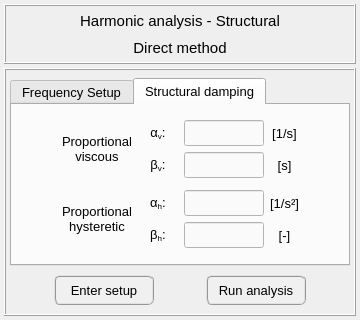
Qt form pulse/interface/data/ui_files/analysis/structural/harmonic_analysis_direct_method.ui (open-pulse/OpenPulse) before a commit.
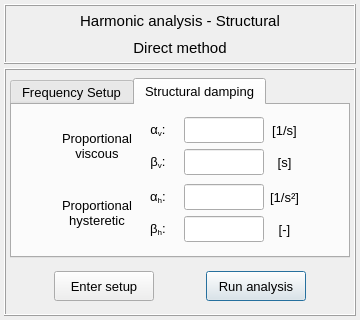
The same form after that commit. The open tabs and pages were chosen to show the change. Icons and pictures are not drawn.

Commit message: Structural link inputs class refactoring - WIP

What changed in the file:
```diff
--- a/pulse/interface/data/ui_files/analysis/structural/harmonic_analysis_direct_method.ui
+++ b/pulse/interface/data/ui_files/analysis/structural/harmonic_analysis_direct_method.ui
@@ -694,8 +694,7 @@
                </font>
               </property>
               <property name="styleSheet">
-               <string notr="true">QLineEdit{color: rgb(0, 0, 0); background-color: rgb(250, 250, 250)}
-QLineEdit:disabled{color: rgb(100, 100, 100); background-color: rgb(240, 240, 240)}</string>
+               <string notr="true"/>
               </property>
               <property name="alignment">
                <set>Qt::AlignCenter</set>
@@ -725,8 +724,7 @@
                </font>
               </property>
               <property name="styleSheet">
-               <string notr="true">QLineEdit{color: rgb(0, 0, 0); background-color: rgb(250, 250, 250)}
-QLineEdit:disabled{color: rgb(100, 100, 100); background-color: rgb(240, 240, 240)}</string>
+               <string notr="true"/>
               </property>
               <property name="alignment">
                <set>Qt::AlignCenter</set>
@@ -849,8 +847,7 @@
                </font>
               </property>
               <property name="styleSheet">
-               <string notr="true">QLineEdit{color: rgb(0, 0, 0); background-color: rgb(250, 250, 250)}
-QLineEdit:disabled{color: rgb(100, 100, 100); background-color: rgb(240, 240, 240)}</string>
+               <string notr="true"/>
               </property>
               <property name="alignment">
                <set>Qt::AlignCenter</set>
@@ -880,8 +877,7 @@
                </font>
               </property>
               <property name="styleSheet">
-               <string notr="true">QLineEdit{color: rgb(0, 0, 0); background-color: rgb(250, 250, 250)}
-QLineEdit:disabled{color: rgb(100, 100, 100); background-color: rgb(240, 240, 240)}</string>
+               <string notr="true"/>
               </property>
               <property name="alignment">
                <set>Qt::AlignCenter</set>
@@ -991,13 +987,13 @@
         <property name="minimumSize">
          <size>
           <width>0</width>
-          <height>40</height>
+          <height>48</height>
          </size>
         </property>
         <property name="maximumSize">
          <size>
           <width>360</width>
-          <height>40</height>
+          <height>48</height>
          </size>
         </property>
         <property name="frameShape">
@@ -1026,66 +1022,6 @@
           <number>4</number>
          </property>
          <item row="0" column="1">
-          <widget class="QPushButton" name="enter_setup_button">
-           <property name="minimumSize">
-            <size>
-             <width>100</width>
-             <height>30</height>
-            </size>
-           </property>
-           <property name="maximumSize">
-            <size>
-             <width>100</width>
-             <height>30</height>
-            </size>
-           </property>
-           <property name="font">
-            <font>
-             <family>MS Shell Dlg 2</family>
-             <pointsize>10</pointsize>
-             <weight>50</weight>
-             <italic>false</italic>
-             <bold>false</bold>
-            </font>
-           </property>
-           <property name="styleSheet">
-            <string notr="true">QPushButton{border-radius: 6px; border-color: rgb(150, 150, 150); border-style: ridge; border-width: 2px; color: rgb(0, 0, 0); background-color: rgb(240, 240, 240)}
-QPushButton:hover{border-radius: 6px; border-color: rgb(0, 170, 255); border-style: ridge; border-width: 2px; color: rgb(0, 0, 0); background-color: rgba(174, 213, 255, 100)}
-QPushButton:pressed{border-radius: 6px; border-color: rgb(0, 170, 255); border-style: ridge; border-width: 2px; color: rgb(0, 0, 0); background-color: rgb(174, 213, 255)}
-QPushButton:disabled{border-radius: 6px; border-color: rgb(150, 150, 150); border-style: ridge; border-width: 0px; color: rgb(150,150, 150); background-color: rgb(220, 220, 220)}</string>
-           </property>
-           <property name="text">
-            <string>Enter setup</string>
-           </property>
-          </widget>
-         </item>
-         <item row="0" column="0">
-          <spacer name="horizontalSpacer_5">
-           <property name="orientation">
-            <enum>Qt::Horizontal</enum>
-           </property>
-           <property name="sizeHint" stdset="0">
-            <size>
-             <width>40</width>
-             <height>20</height>
-            </size>
-           </property>
-          </spacer>
-         </item>
-         <item row="0" column="2">
-          <spacer name="horizontalSpacer_7">
-           <property name="orientation">
-            <enum>Qt::Horizontal</enum>
-           </property>
-           <property name="sizeHint" stdset="0">
-            <size>
-             <width>40</width>
-             <height>20</height>
-            </size>
-           </property>
-          </spacer>
-         </item>
-         <item row="0" column="3">
           <widget class="QPushButton" name="run_analysis_button">
            <property name="minimumSize">
             <size>
@@ -1109,28 +1045,43 @@
             </font>
            </property>
            <property name="styleSheet">
-            <string notr="true">QPushButton{border-radius: 6px; border-color: rgb(150, 150, 150); border-style: ridge; border-width: 2px; color: rgb(0, 0, 0); background-color: rgb(240, 240, 240)}
-QPushButton:hover{border-radius: 6px; border-color: rgb(0, 170, 255); border-style: ridge; border-width: 2px; color: rgb(0, 0, 0); background-color: rgba(174, 213, 255, 100)}
-QPushButton:pressed{border-radius: 6px; border-color: rgb(0, 170, 255); border-style: ridge; border-width: 2px; color: rgb(0, 0, 0); background-color: rgb(174, 213, 255)}
-QPushButton:disabled{border-radius: 6px; border-color: rgb(150, 150, 150); border-style: ridge; border-width: 0px; color: rgb(150,150, 150); background-color: rgb(220, 220, 220)}</string>
+            <string notr="true"/>
            </property>
            <property name="text">
             <string>Run analysis</string>
            </property>
           </widget>
          </item>
-         <item row="0" column="4">
-          <spacer name="horizontalSpacer_6">
-           <property name="orientation">
-            <enum>Qt::Horizontal</enum>
+         <item row="0" column="0">
+          <widget class="QPushButton" name="enter_setup_button">
+           <property name="minimumSize">
+            <size>
+             <width>100</width>
+             <height>30</height>
+            </size>
            </property>
-           <property name="sizeHint" stdset="0">
+           <property name="maximumSize">
             <size>
-             <width>40</width>
-             <height>20</height>
+             <width>100</width>
+             <height>30</height>
             </size>
            </property>
-          </spacer>
+           <property name="font">
+            <font>
+             <family>MS Shell Dlg 2</family>
+             <pointsize>10</pointsize>
+             <weight>50</weight>
+             <italic>false</italic>
+             <bold>false</bold>
+            </font>
+           </property>
+           <property name="styleSheet">
+            <string notr="true"/>
+           </property>
+           <property name="text">
+            <string>Enter setup</string>
+           </property>
+          </widget>
          </item>
         </layout>
        </widget>
```
Left out of the diff: 11 changed lines with no effect on the pictures. The commit also changes 28 other files.
